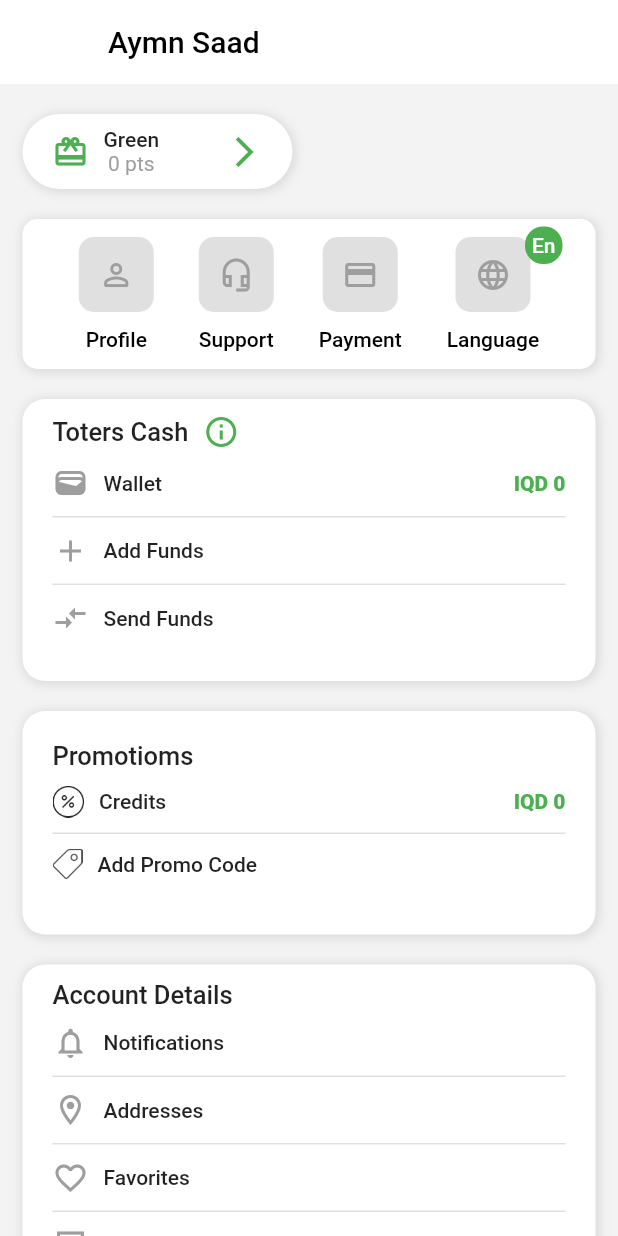
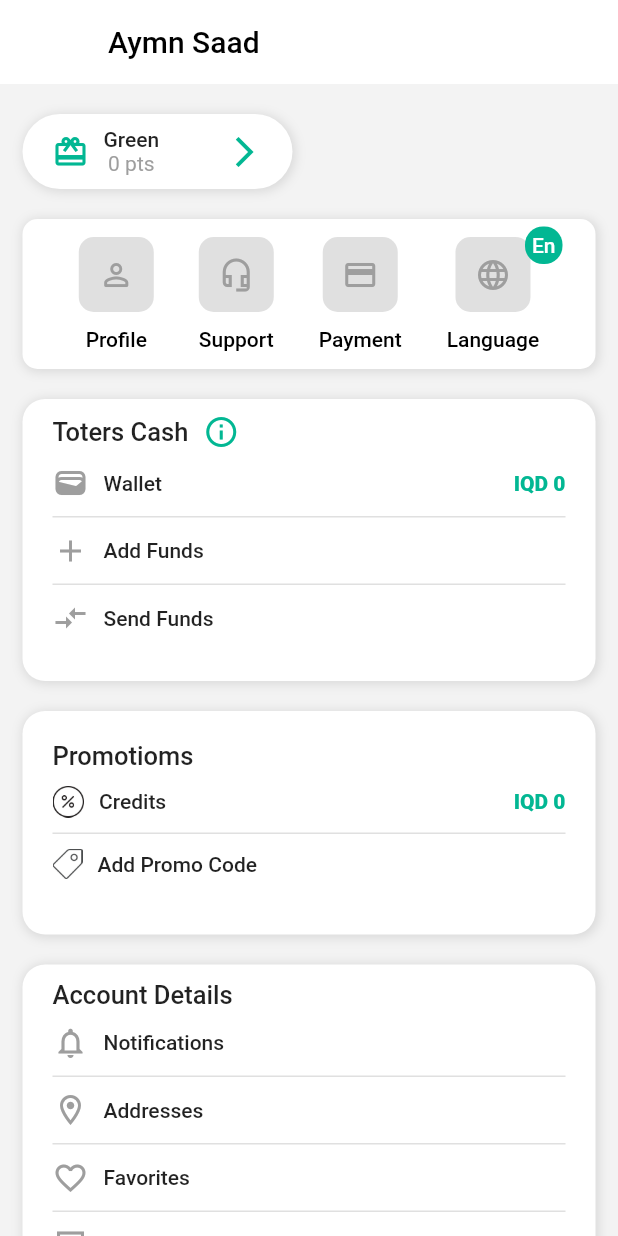
Before and after one commit to juck0/toters-app, a Flutter app: the Profile screen opened directly, on a phone screen of 412 x 824 dp. Run offline on Flutter 3.47's test engine with Material 2 defaults, Android fonts, the phone set to English and light mode, and no system bars; our stand-ins replace google_nav_bar; missing offline and left inert: carousel_images; network calls fail.

Commit message:
design navbar colors

```diff
--- a/lib/main.dart
+++ b/lib/main.dart
@@ -18,7 +18,7 @@
   Widget build(BuildContext context) {
   return MaterialApp(
   debugShowCheckedModeBanner: false,
-  home:  Nav(),
+  home:  Splash(),
   );
   }
   }
--- a/lib/ui/profile.dart
+++ b/lib/ui/profile.dart
@@ -34,14 +34,14 @@
                 children: [
                   Row(
                     children: [
-                      Icon(Icons.card_giftcard,color: Colors.green,),
+                      Icon(Icons.card_giftcard,color: Color(0xFF02B793),),
                       SizedBox(width: 10),
                       Column(mainAxisAlignment: MainAxisAlignment.center,
                         children: [
                         Text("Green",style: TextStyle(fontWeight: FontWeight.w500)),
                         Text("0 pts",style: TextStyle(color: Colors.grey),)
                       ],)
-                    ],),Icon(Icons.arrow_forward_ios,color: Colors.green,),],)),
+                    ],),Icon(Icons.arrow_forward_ios,color: Color(0xFF02B793),),],)),
               ),
               SizedBox(height: 20,),
 
@@ -97,7 +97,7 @@
                 Text("Language",style: TextStyle(color: Colors.black,fontWeight: FontWeight.w500)),]),
         ],)),
   Positioned(right: 22,top: 5,child: Container(height: 25,width: 25,decoration: BoxDecoration(
-    borderRadius: BorderRadius.circular(12),color: Colors.green
+    borderRadius: BorderRadius.circular(12),color: Color(0xFF02B793),
   ),child: Center(child: Text("En",style: TextStyle(color: Colors.white,fontWeight: FontWeight.w500),)),))
 ],),
 
@@ -120,7 +120,7 @@
                     Row(children: [
                       Text("Toters Cash",style: TextStyle(fontWeight: FontWeight.w500,fontSize: 17)),
                       SizedBox(width: 10,),
-                      Icon(Icons.info_outline,color: Colors.green,),
+                      Icon(Icons.info_outline,color: Color(0xFF02B793),),
                     ],),
                     SizedBox(height: 10,),
                     Row(mainAxisAlignment: MainAxisAlignment.spaceBetween,
@@ -130,7 +130,7 @@
                           SizedBox(width: 10,),
                           Text("Wallet",style: TextStyle(fontWeight: FontWeight.w500),
                           )],
-                        ),Text("IQD 0",style: TextStyle(color: Colors.green,fontWeight: FontWeight.w900),)
+                        ),Text("IQD 0",style: TextStyle(color: Color(0xFF02B793),fontWeight: FontWeight.w900),)
                       ],),SizedBox(height: 10,),
                     Container(width: 350,height: 1,color: Colors.black12,),
                     SizedBox(height: 10,),
@@ -177,7 +177,7 @@
                               SizedBox(width: 10,),
                               Text("Credits",style: TextStyle(fontWeight: FontWeight.w500),),
                             ],
-                            ),Text("IQD 0",style: TextStyle(color: Colors.green,fontWeight: FontWeight.w900),)
+                            ),Text("IQD 0",style: TextStyle(color: Color(0xFF02B793),fontWeight: FontWeight.w900),)
                           ],),SizedBox(height: 10,),
                         Container(width: 350,height: 1,color: Colors.black12,),
                         SizedBox(height: 10,),
@@ -324,10 +324,6 @@
                       ])
                   )),
               SizedBox(height: 20,)
-
-
-
-
             ]))
 
       ],)
--- a/lib/ui/splashScreen.dart
+++ b/lib/ui/splashScreen.dart
@@ -1,4 +1,5 @@
 import 'package:flutter/material.dart';
+import '../nav.dart';
 import 'homePge.dart';
 class Splash extends StatefulWidget {
   @override
@@ -8,7 +9,7 @@
   Future Delay() async{
     await Future.delayed(const Duration(seconds:4 ));
     Navigator.of(context)
-        .push(MaterialPageRoute(builder: (context) =>HomePage()) ,);
+        .push(MaterialPageRoute(builder: (context) =>Nav()) ,);
   }
   @override
   void initState(){
@@ -18,6 +19,7 @@
   @override
   Widget build(BuildContext context) {
     return Scaffold(
+      backgroundColor:Color(0xFF02B793),
       body: Center(child:
       Column(mainAxisAlignment: MainAxisAlignment.center,children: [
         Image.asset("images/splash.jpg",fit: BoxFit.cover),
```
Also changed, not shown: lib/nav.dart (+5 -5 lines), lib/ui/orderPage.dart (+4 -4 lines).
